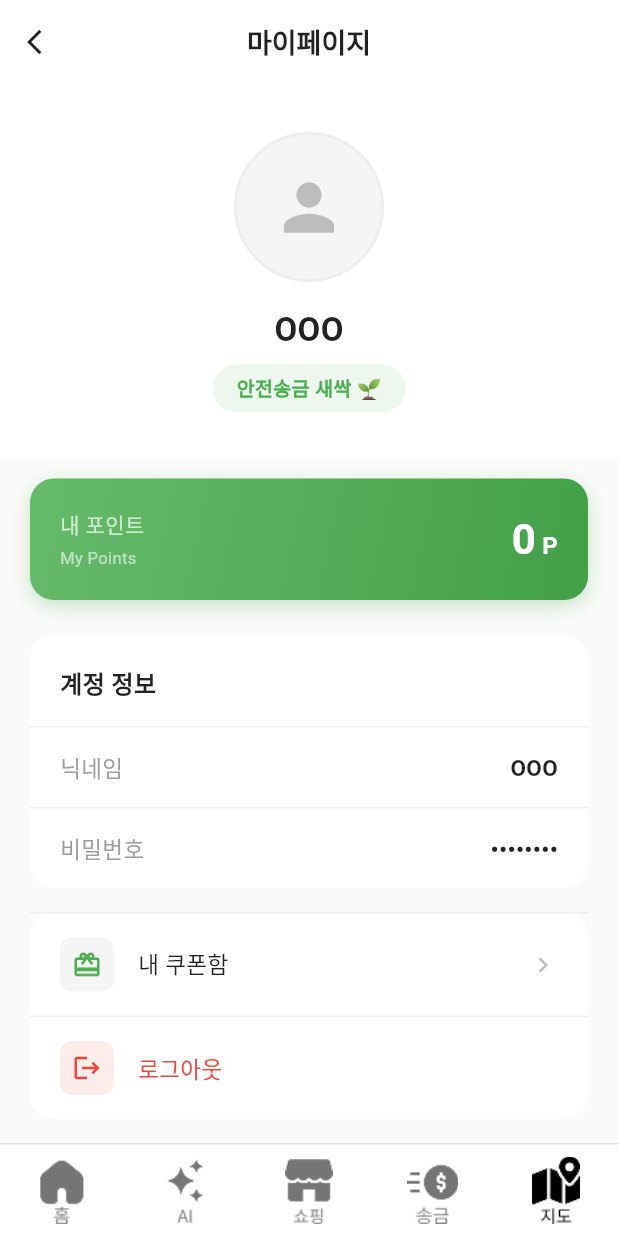
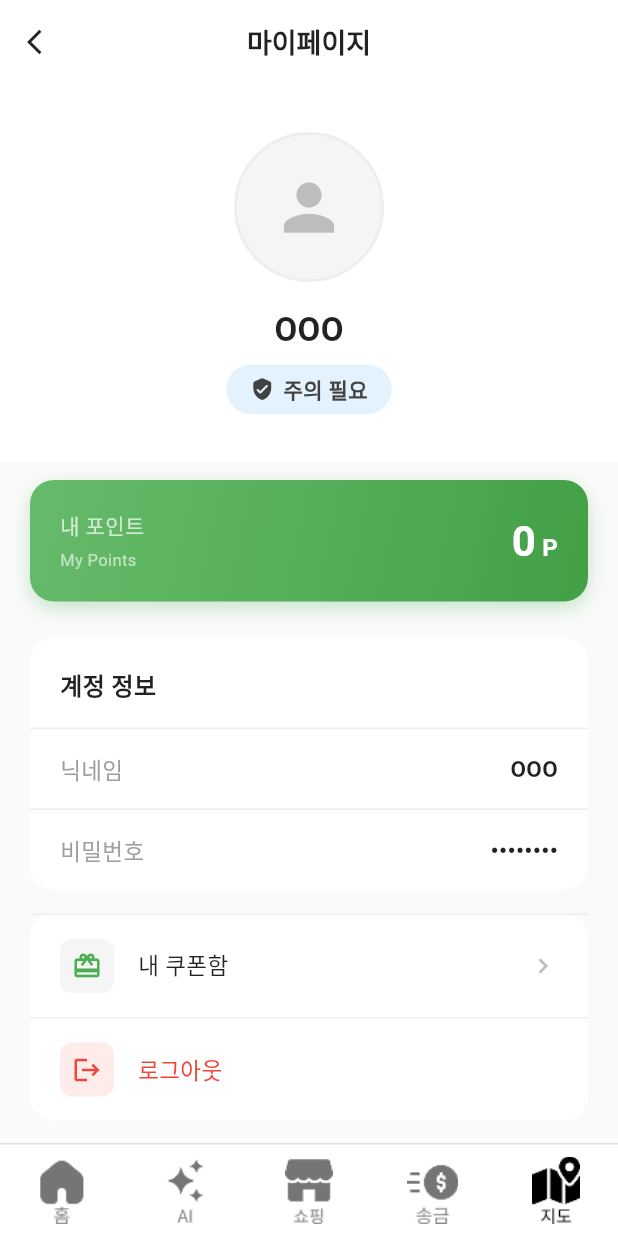
Before and after one commit to minmin02/guardpayFlutter, a Flutter app: the MypageScreen screen opened by its route, on a phone screen of 412 x 824 dp. Run offline on Flutter 3.47's test engine with Material 3 defaults, Android fonts, the light colour scheme and no system bars; our stand-ins replace barcode_widget, cached_network_image, flutter_dotenv, flutter_secure_storage, image_picker, webview_flutter and 1 more; missing offline and left inert: flutter_web_auth_2, kakao_flutter_sdk_user; accounts and stored records are empty; network calls fail.

Commit message:
feat: flutter 버그 수정

```diff
--- a/lib/features/auth/screens/grade_screen.dart
+++ b/lib/features/auth/screens/grade_screen.dart
@@ -51,8 +51,8 @@ class _GradeScreenState extends State<GradeScreen> {
   Color _getGradeColor(String? grade) {
     if (grade == null) return Colors.grey;
     if (grade.contains("안전")) return Colors.green;
-    if (grade.contains("주의")) return Colors.orange;
-    if (grade.contains("위험")) return Colors.red;
+    if (grade.contains("방패")) return Colors.yellow;
+    if (grade.contains("초보")) return Colors.red;
     return Colors.blueAccent;
   }
 
--- a/lib/features/auth/screens/home_screen.dart
+++ b/lib/features/auth/screens/home_screen.dart
@@ -76,6 +76,7 @@ class _HomeScreenState extends State<HomeScreen> {
                   const SizedBox(width: 10),
                   Expanded(
                     child: Autocomplete<Map<String, String>>(
+                      displayStringForOption: (option) => '',
                       // 1️⃣ 검색 로직
                       optionsBuilder: (TextEditingValue textEditingValue) {
                         if (textEditingValue.text == '') {
--- a/lib/features/auth/screens/mypage_screen.dart
+++ b/lib/features/auth/screens/mypage_screen.dart
@@ -29,6 +29,7 @@ class _MypageScreenState extends State<MypageScreen> {
   String? profileImageUrl;
   File? _selectedImage;
   int _points = 0;
+  String _grade = '주의 필요';
   bool isLoading = true;
   bool isEditing = false;
   bool isUpdating = false;
@@ -37,6 +38,41 @@ class _MypageScreenState extends State<MypageScreen> {
   void initState() {
     super.initState();
     _loadUserInfo();
+  }
+
+  Map<String, dynamic> _getGradeInfo(String grade) {
+    final normalizedGrade = grade.replaceAll('_', '').replaceAll(' ', '');
+    const Color commonTextColor = Color(0xFF424242);
+
+    switch (normalizedGrade) {
+      case '안전송금마스터':
+        return {
+          'text': '안전 송금 마스터',
+          'textColor': commonTextColor,
+          'bgColor': const Color(0xFFE8F5E9),
+        };
+
+      case '금융방패단':
+        return {
+          'text': '금융 방패단',
+          'textColor': commonTextColor,
+          'bgColor': const Color(0xFFFFFDE7),
+        };
+
+      case '초보금융가':
+        return {
+          'text': '초보 금융가',
+          'textColor': commonTextColor,
+          'bgColor': const Color(0xFFFFEBEE),
+        };
+
+      default:
+        return {
+          'text': '주의 필요',
+          'textColor': commonTextColor,
+          'bgColor': const Color(0xFFE3F2FD),
+        };
+    }
   }
 
   Future<void> _loadUserInfo() async {
@@ -61,6 +97,7 @@ class _MypageScreenState extends State<MypageScreen> {
         setState(() {
           _nicknameController.text = response['nickname'] ?? 'OOO';
           _points = response['points'] ?? 0;
+          _grade = response['grade'] ?? '주의 필요';
 
           final rawImageUrl = response['profileImageUrl'];
           if (rawImageUrl != null) {
@@ -316,6 +353,7 @@ class _MypageScreenState extends State<MypageScreen> {
 
   @override
   Widget build(BuildContext context) {
+    final gradeInfo = _getGradeInfo(_grade);
     return Scaffold(
       backgroundColor: Colors.grey[50],
       appBar: AppBar(
@@ -426,16 +464,27 @@ class _MypageScreenState extends State<MypageScreen> {
                     Container(
                       padding: const EdgeInsets.symmetric(horizontal: 16, vertical: 6),
                       decoration: BoxDecoration(
-                        color: Colors.green.withOpacity(0.1),
+                        color: gradeInfo['bgColor'],
                         borderRadius: BorderRadius.circular(20),
                       ),
-                      child: const Text(
-                        '안전송금 새싹 🌱',
-                        style: TextStyle(
-                          fontSize: 13,
-                          fontWeight: FontWeight.w600,
-                          color: Colors.green,
-                        ),
+                      child: Row( // Row 추가
+                        mainAxisSize: MainAxisSize.min,
+                        children: [
+                          Icon(
+                            Icons.verified_user_rounded,
+                            size: 16, // 배지에 맞게 크기 조정
+                            color: gradeInfo['textColor'],
+                          ),
+                          const SizedBox(width: 6),
+                          Text(
+                            gradeInfo['text'], // 등급별 텍스트
+                            style: TextStyle(
+                              fontSize: 14,
+                              fontWeight: FontWeight.w600,
+                              color: gradeInfo['textColor'], // 등급별 글자색
+                            ),
+                          ),
+                        ],
                       ),
                     ),
                   ],
```
Also changed, not shown: lib/features/map/screens/map_screen.dart (+0 -56 lines).
